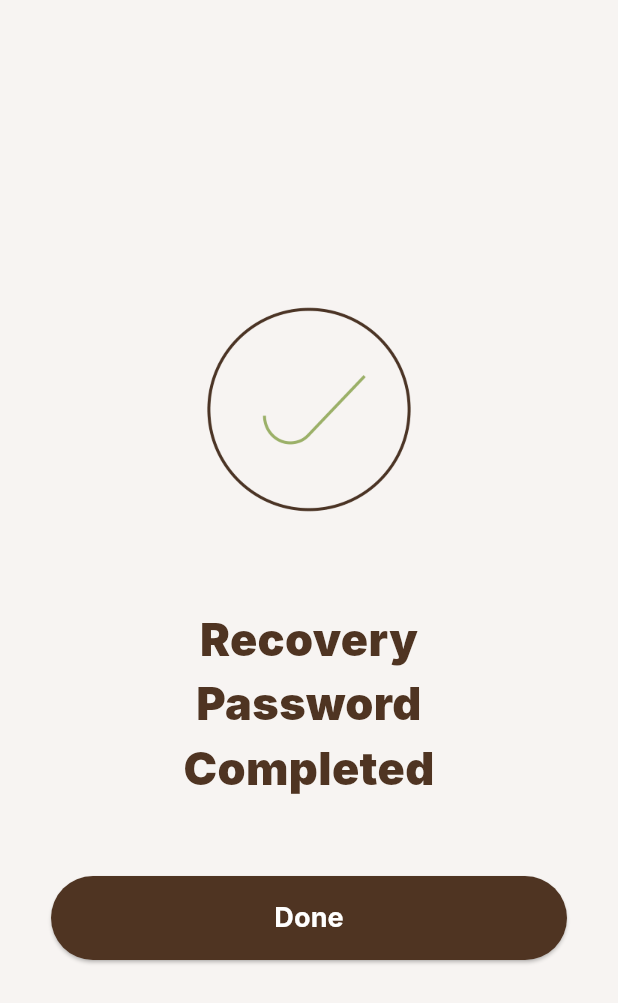
After one commit to danhqm/UpLift-ClosedAI, a Flutter app: the Passwordsuccessfull screen opened directly, on a phone screen of 412 x 824 dp. The commit adds this screen. Shown: the top 1003 px of the screen. Run offline on Flutter 3.47's test engine with Material 3 defaults, Android fonts, the phone set to English and light mode, and no system bars; our stand-ins replace loading_animation_widget, pin_code_fields; Roboto replaces fonts that are missing (Inter).

Commit message:
update password completed

```diff
--- a/lib/page/digitcode.dart
+++ b/lib/page/digitcode.dart
@@ -1,5 +1,6 @@
 import 'package:flutter/material.dart';
 import 'package:pin_code_fields/pin_code_fields.dart';
+import 'package:uplift/page/passwordsuccessfull.dart';
 
 class Digit extends StatefulWidget {
   const Digit({super.key});
@@ -21,8 +22,9 @@ class _DigitState extends State<Digit> {
       setState(() {
         _errorMessage = "";
       });
-      ScaffoldMessenger.of(context).showSnackBar(
-        const SnackBar(content: Text("Code verified! ✅")),
+      Navigator.pushReplacement(
+          context,
+          MaterialPageRoute(builder: (context) => const Passwordsuccessfull()),
       );
     }
   }
@@ -30,10 +32,10 @@ class _DigitState extends State<Digit> {
   @override
   Widget build(BuildContext context) {
     return Scaffold(
-      resizeToAvoidBottomInset: true, // 👈 allows screen to adjust for keyboard
+      resizeToAvoidBottomInset: true,
       backgroundColor: const Color(0xFFF7F4F2),
       body: SafeArea(
-        child: SingleChildScrollView( // 👈 makes the screen scrollable
+        child: SingleChildScrollView(
           padding: const EdgeInsets.symmetric(horizontal: 16, vertical: 24),
           child: Column(
             mainAxisSize: MainAxisSize.min,
--- /dev/null
+++ b/lib/page/passwordsuccessfull.dart
@@ -0,0 +1,75 @@
+import 'package:flutter/material.dart';
+import 'package:uplift/page/homescreen.dart';
+
+
+class Passwordsuccessfull extends StatelessWidget {
+  const Passwordsuccessfull({super.key});
+
+  @override
+  Widget build(BuildContext context) {
+    return Scaffold(
+      backgroundColor: const Color(0xFFF7F4F2),
+      body: Center(
+        child: Column(
+          mainAxisSize: MainAxisSize.min,
+          children: [
+            const Image(
+              image: AssetImage('media/Checkround.png'),
+              width: 178,
+              fit: BoxFit.contain,
+            ),
+            const SizedBox(height: 43),
+            SizedBox(
+              width: 280, // set max width
+              child: const Text(
+                'Recovery Password Completed',
+                style: TextStyle(
+                  fontFamily: 'Inter',
+                  fontSize: 30,
+                  fontWeight: FontWeight.w900,
+                  color: Color(0xFF4F3422),
+                ),
+                textAlign: TextAlign.center,
+                softWrap: true, // ensures wrapping
+              ),
+            ),
+            SizedBox(height: 50),
+            SizedBox(
+              width: 344,
+              height: 56,
+              child: ElevatedButton(
+                style: ElevatedButton.styleFrom(
+                  backgroundColor: const Color(0xFF4F3422),
+                  shape: RoundedRectangleBorder(
+                    borderRadius: BorderRadius.circular(30),
+                  ),
+                ),
+                onPressed: () {
+                  // Handle button press
+                  Navigator.push(
+                    context,
+                    MaterialPageRoute(builder: (context) => const Home()),
+                  );
+                },
+                child: const Row(
+                  mainAxisAlignment: MainAxisAlignment.center,
+                  children: [
+                    Text(
+                      "Done",
+                      style: TextStyle(
+                        fontSize: 18,
+                        fontWeight: FontWeight.bold,
+                        color: Colors.white,
+                        fontFamily: "Inter",
+                      ),
+                    ),
+                  ],
+                ),
+              ),
+            ),
+          ],
+        ),
+      ),
+    );
+  }
+}
--- a/pubspec.yaml
+++ b/pubspec.yaml
@@ -70,6 +70,7 @@ flutter:
     - media/Onboarding2.png
     - media/Onboarding3.png
     - media/Passwordrecover.png
+    - media/Checkround.png
 
   # An image asset can refer to one or more resolution-specific "variants", see
   # https://flutter.dev/to/resolution-aware-images
```
Also changed, not shown: media/Checkround.png (added).
